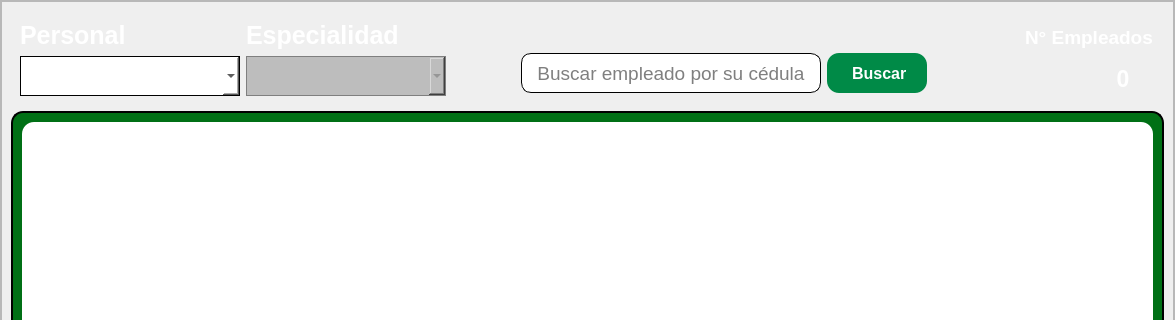
Old version of the form recursos_graficos_y_logicos/elementos_graficos_ui/pantalla_de_vista_general_del_personal.ui in the repository Enmanuel-86/TELA-APP; both pictures show x 0 to 1175 and y 0 to 320 of the 1175 by 571 pixel window.
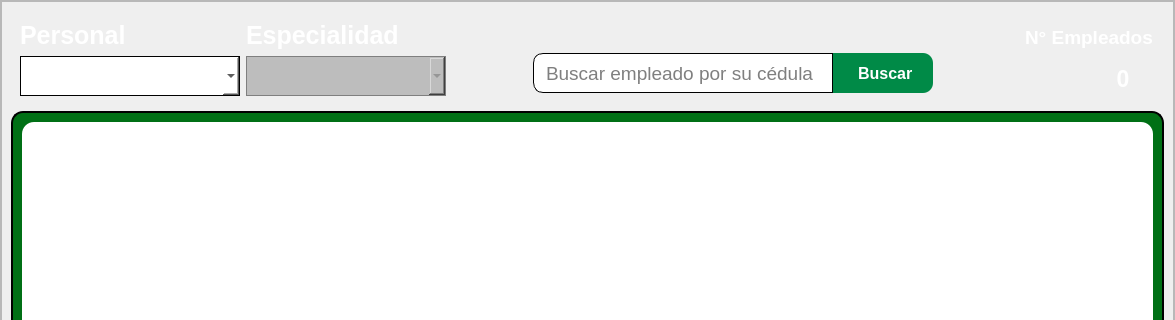
New version of the form. Icons and pictures are not drawn.

Commit message: se cambio el diseño de la barra de busqueda

Diff of the .ui file:
```diff
--- a/recursos_graficos_y_logicos/elementos_graficos_ui/pantalla_de_vista_general_del_personal.ui
+++ b/recursos_graficos_y_logicos/elementos_graficos_ui/pantalla_de_vista_general_del_personal.ui
@@ -104,7 +104,7 @@
             <property name="styleSheet">
              <string notr="true">background:transparent;</string>
             </property>
-            <layout class="QHBoxLayout" name="horizontalLayout_4">
+            <layout class="QHBoxLayout" name="horizontalLayout_3">
              <property name="spacing">
               <number>0</number>
              </property>
@@ -120,7 +120,7 @@
              <property name="bottomMargin">
               <number>0</number>
              </property>
-             <item alignment="Qt::AlignLeft">
+             <item>
               <widget class="QFrame" name="espacio_para_las_opciones">
                <property name="sizePolicy">
                 <sizepolicy hsizetype="Fixed" vsizetype="Fixed">
@@ -130,8 +130,14 @@
                </property>
                <property name="minimumSize">
                 <size>
-                 <width>500</width>
-                 <height>90</height>
+                 <width>441</width>
+                 <height>94</height>
+                </size>
+               </property>
+               <property name="maximumSize">
+                <size>
+                 <width>441</width>
+                 <height>94</height>
                 </size>
                </property>
                <property name="sizeIncrement">
@@ -376,7 +382,20 @@
                <zorder>label_especialidades</zorder>
               </widget>
              </item>
-             <item alignment="Qt::AlignLeft">
+             <item>
+              <spacer name="horizontalSpacer">
+               <property name="orientation">
+                <enum>Qt::Horizontal</enum>
+               </property>
+               <property name="sizeHint" stdset="0">
+                <size>
+                 <width>68</width>
+                 <height>20</height>
+                </size>
+               </property>
+              </spacer>
+             </item>
+             <item>
               <widget class="QFrame" name="espacio_para_barra_de_busqueda">
                <property name="sizePolicy">
                 <sizepolicy hsizetype="Fixed" vsizetype="Fixed">
@@ -386,7 +405,13 @@
                </property>
                <property name="minimumSize">
                 <size>
-                 <width>450</width>
+                 <width>421</width>
+                 <height>90</height>
+                </size>
+               </property>
+               <property name="maximumSize">
+                <size>
+                 <width>421</width>
                  <height>90</height>
                 </size>
                </property>
@@ -399,9 +424,15 @@
                <property name="frameShadow">
                 <enum>QFrame::Raised</enum>
                </property>
-               <layout class="QHBoxLayout" name="horizontalLayout_3">
-                <item alignment="Qt::AlignHCenter|Qt::AlignBottom">
                  <widget class="QLineEdit" name="barra_de_busqueda">
+                <property name="geometry">
+                 <rect>
+                  <x>10</x>
+                  <y>40</y>
+                  <width>300</width>
+                  <height>40</height>
+                 </rect>
+                </property>
                   <property name="sizePolicy">
                    <sizepolicy hsizetype="Expanding" vsizetype="Fixed">
                     <horstretch>0</horstretch>
@@ -433,8 +464,9 @@
                    <string notr="true">QLineEdit{
 	
 	background-color: rgb(255, 255, 255);
-	border-radius:10px;
-	padding-left: 5px;
+	border-top-left-radius:10px;	
+	border-bottom-left-radius:10px;
+	padding-left: 10px;
  padding-right:5px;
 	padding-top:1px;
 	border:1px solid black  ;
@@ -452,15 +484,21 @@
 </string>
                   </property>
                   <property name="alignment">
-                   <set>Qt::AlignCenter</set>
+                 <set>Qt::AlignLeading|Qt::AlignLeft|Qt::AlignVCenter</set>
                   </property>
                   <property name="placeholderText">
                    <string>Buscar empleado por su cédula</string>
                   </property>
                  </widget>
-                </item>
-                <item alignment="Qt::AlignLeft|Qt::AlignBottom">
                  <widget class="QPushButton" name="boton_buscar">
+                <property name="geometry">
+                 <rect>
+                  <x>310</x>
+                  <y>40</y>
+                  <width>100</width>
+                  <height>40</height>
+                 </rect>
+                </property>
                   <property name="sizePolicy">
                    <sizepolicy hsizetype="Minimum" vsizetype="Fixed">
                     <horstretch>20</horstretch>
@@ -494,8 +532,11 @@
                    <string notr="true">QPushButton{
 
 	background-color: #008a47;
+
 	color: rgb(255, 255, 255);
-	border-radius:12px;
+	
+	border-top-right-radius:10px;	
+	border-bottom-right-radius:10px;
 
 }
 
@@ -520,11 +561,22 @@
                    </size>
                   </property>
                  </widget>
-                </item>
-               </layout>
               </widget>
              </item>
-             <item alignment="Qt::AlignHCenter">
+             <item>
+              <spacer name="horizontalSpacer_2">
+               <property name="orientation">
+                <enum>Qt::Horizontal</enum>
+               </property>
+               <property name="sizeHint" stdset="0">
+                <size>
+                 <width>67</width>
+                 <height>20</height>
+                </size>
+               </property>
+              </spacer>
+             </item>
+             <item>
               <widget class="QFrame" name="contador">
                <property name="sizePolicy">
                 <sizepolicy hsizetype="Preferred" vsizetype="Preferred">
```
Lines whose indentation alone changed are shown as unchanged. The commit also changes 1 other file.
